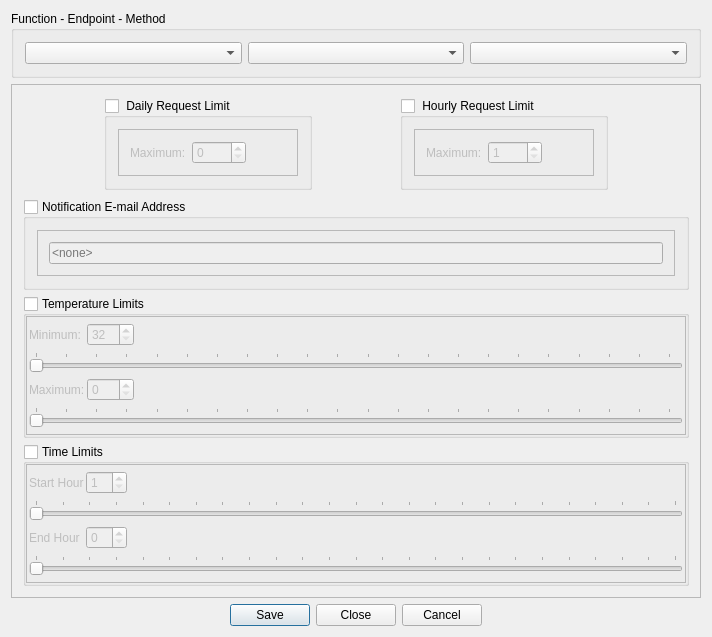
pnnl/ms-speak, file IdsEditor/RuleEditor.ui: the form before one commit.
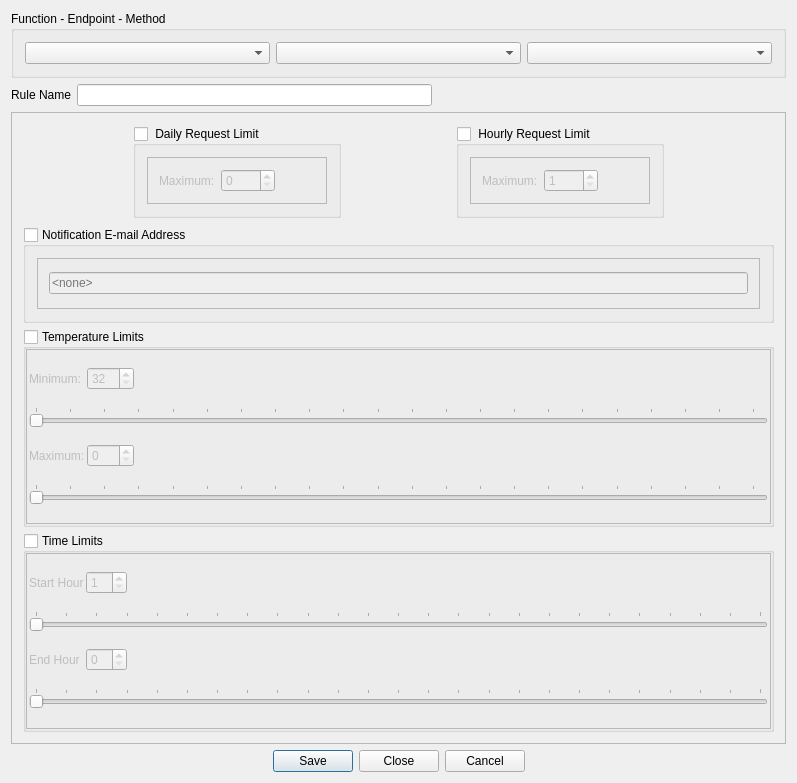
The form after the commit. Icons and pictures are not drawn.

Commit message: Support multiple rules per method.

The edit to the form file:
```diff
--- a/IdsEditor/RuleEditor.ui
+++ b/IdsEditor/RuleEditor.ui
@@ -6,8 +6,8 @@
    <rect>
     <x>0</x>
     <y>0</y>
-    <width>712</width>
-    <height>637</height>
+    <width>797</width>
+    <height>783</height>
    </rect>
   </property>
   <property name="windowTitle">
@@ -37,6 +37,36 @@
     </widget>
    </item>
    <item row="1" column="0">
+    <layout class="QHBoxLayout" name="horizontalLayout_6">
+     <item>
+      <widget class="QLabel" name="label_6">
+       <property name="text">
+        <string>Rule Name</string>
+       </property>
+       <property name="alignment">
+        <set>Qt::AlignRight|Qt::AlignTrailing|Qt::AlignVCenter</set>
+       </property>
+      </widget>
+     </item>
+     <item>
+      <widget class="QLineEdit" name="RuleName"/>
+     </item>
+     <item>
+      <spacer name="horizontalSpacer_10">
+       <property name="orientation">
+        <enum>Qt::Horizontal</enum>
+       </property>
+       <property name="sizeHint" stdset="0">
+        <size>
+         <width>40</width>
+         <height>20</height>
+        </size>
+       </property>
+      </spacer>
+     </item>
+    </layout>
+   </item>
+   <item row="2" column="0">
     <widget class="QScrollArea" name="scrollArea">
      <property name="widgetResizable">
       <bool>true</bool>
@@ -46,8 +76,8 @@
        <rect>
         <x>0</x>
         <y>0</y>
-        <width>692</width>
-        <height>505</height>
+        <width>777</width>
+        <height>616</height>
        </rect>
       </property>
       <layout class="QGridLayout" name="gridLayout_6">
@@ -628,7 +658,7 @@
      </widget>
     </widget>
    </item>
-   <item row="2" column="0">
+   <item row="3" column="0">
     <widget class="QDialogButtonBox" name="buttonBox">
      <property name="enabled">
       <bool>true</bool>
```
The commit also changes 14 other files.
